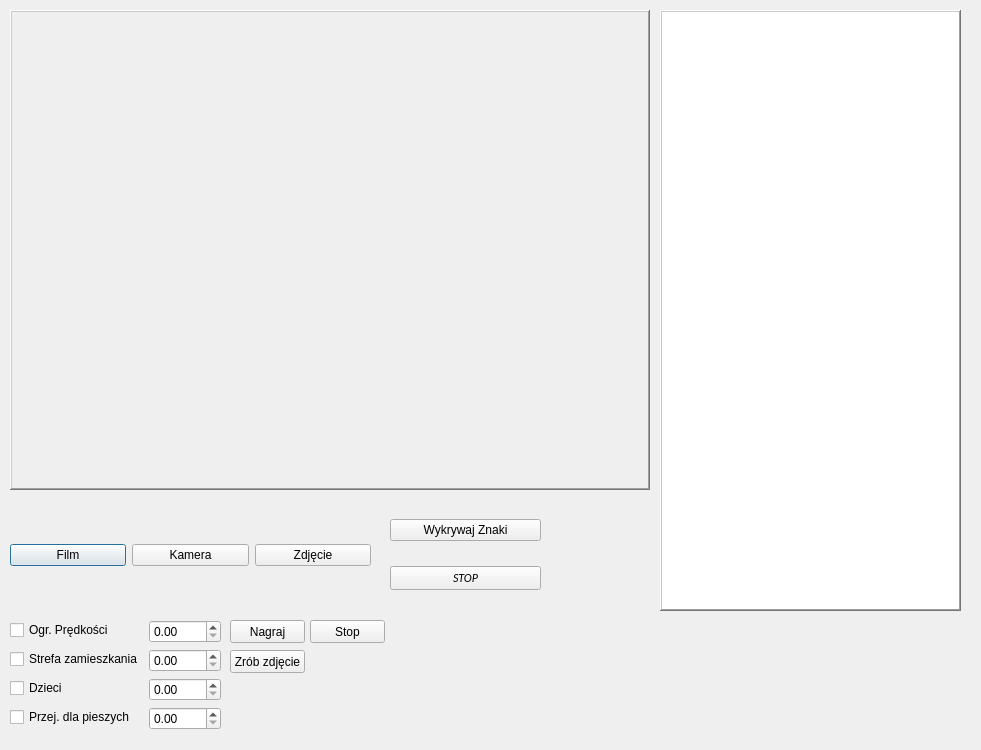
The window that tsr_opencv_4/dialog.ui (yoggasek/tsr_opencv4) describes before a commit, drawn with Qt 5.
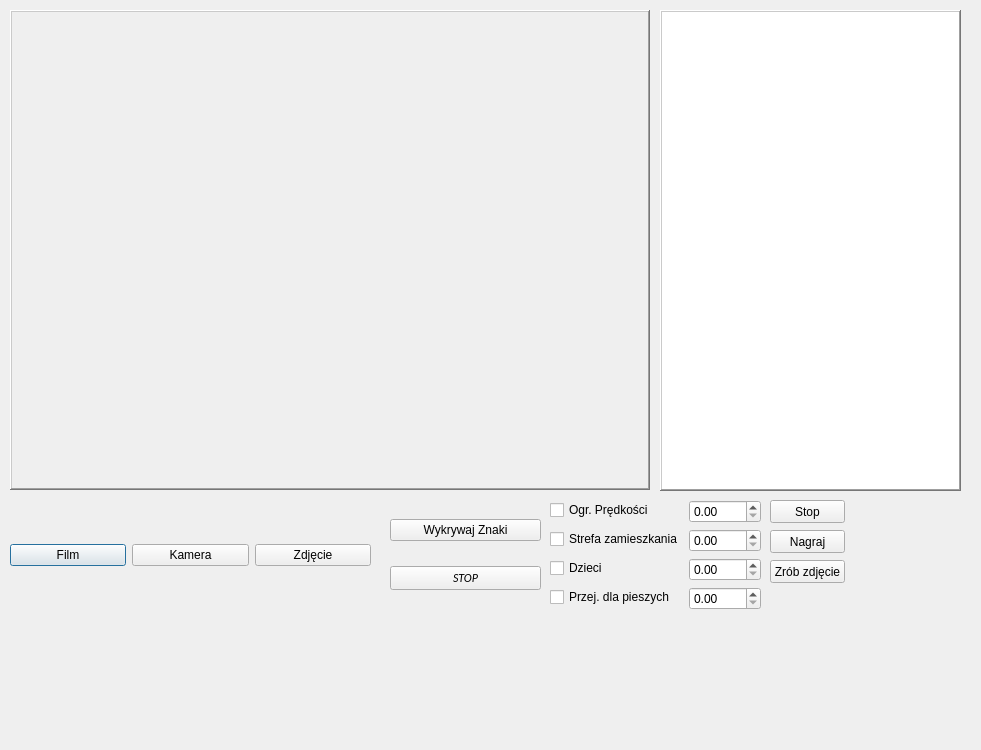
The same window after the commit. Icons and pictures are not drawn.

The edit to the form file:
```diff
--- a/tsr_opencv_4/dialog.ui
+++ b/tsr_opencv_4/dialog.ui
@@ -211,7 +211,7 @@
      <x>660</x>
      <y>10</y>
      <width>301</width>
-     <height>601</height>
+     <height>481</height>
     </rect>
    </property>
    <property name="frameShape">
@@ -252,8 +252,8 @@
   <widget class="QWidget" name="formLayoutWidget">
    <property name="geometry">
     <rect>
-     <x>10</x>
-     <y>620</y>
+     <x>550</x>
+     <y>500</y>
      <width>211</width>
      <height>121</height>
     </rect>
@@ -304,8 +304,8 @@
   <widget class="QPushButton" name="nagraj">
    <property name="geometry">
     <rect>
-     <x>230</x>
-     <y>620</y>
+     <x>770</x>
+     <y>530</y>
      <width>75</width>
      <height>23</height>
     </rect>
@@ -317,8 +317,8 @@
   <widget class="QPushButton" name="zdjecie">
    <property name="geometry">
     <rect>
-     <x>230</x>
-     <y>650</y>
+     <x>770</x>
+     <y>560</y>
      <width>75</width>
      <height>23</height>
     </rect>
@@ -330,8 +330,8 @@
   <widget class="QPushButton" name="videooff">
    <property name="geometry">
     <rect>
-     <x>310</x>
-     <y>620</y>
+     <x>770</x>
+     <y>500</y>
      <width>75</width>
      <height>23</height>
     </rect>
```
